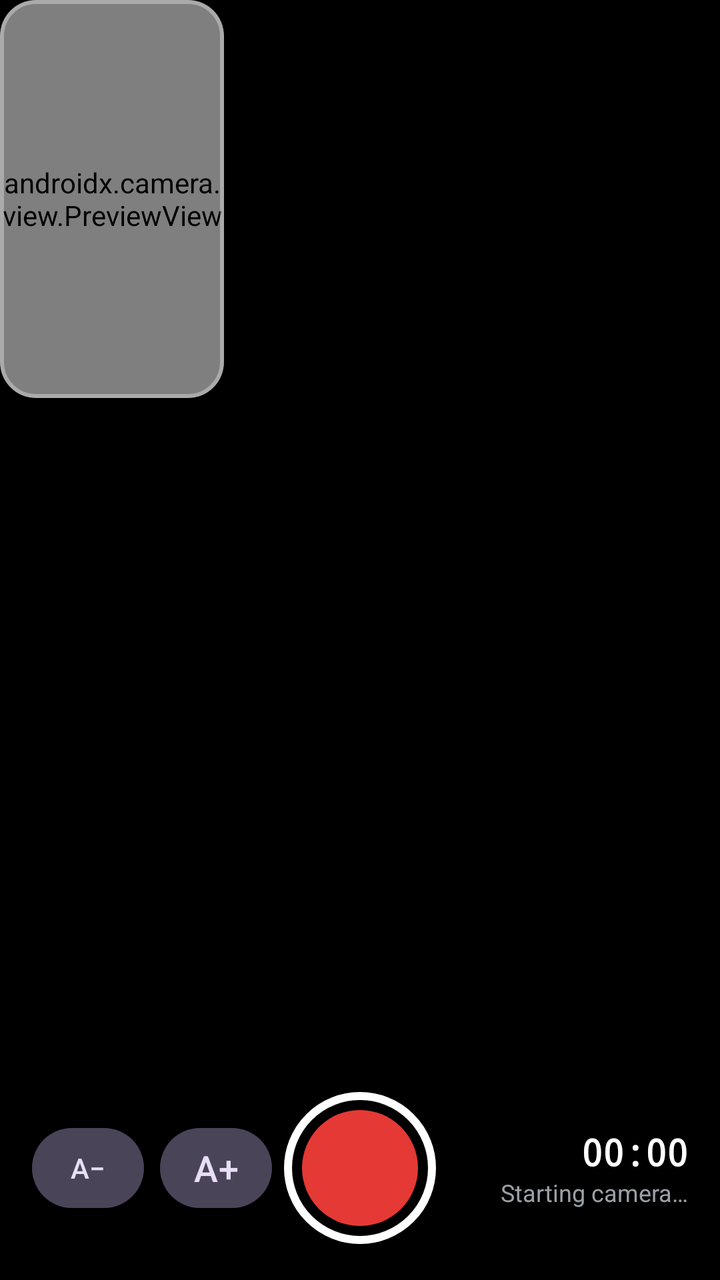
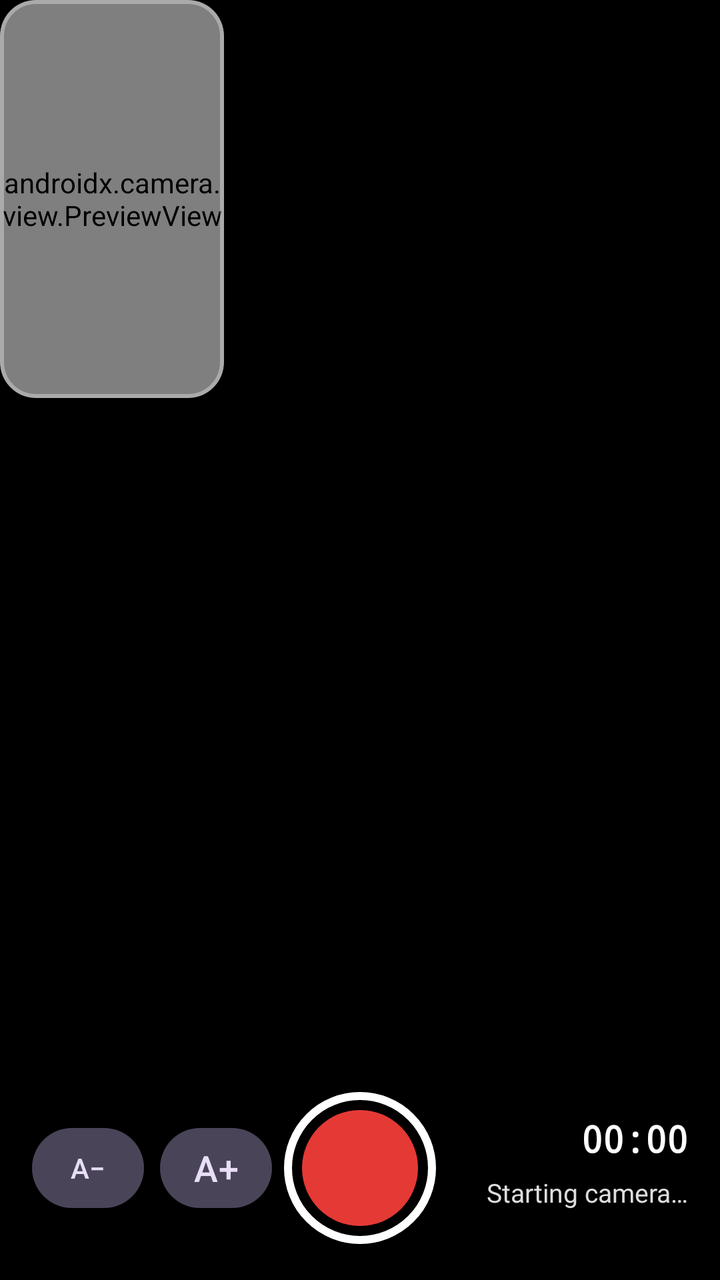

Compare the two renders of this Android layout. The source of the first and the diff that turns it into the second are given below.
<!-- AndroidManifest.xml: application theme Theme.ReadCam -->
<!-- res/layout/activity_record.xml -->
<?xml version="1.0" encoding="utf-8"?>
<FrameLayout xmlns:android="http://schemas.android.com/apk/res/android"
    xmlns:app="http://schemas.android.com/apk/res-auto"
    android:id="@+id/root"
    android:layout_width="match_parent"
    android:layout_height="match_parent"
    android:background="#000000"
    android:keepScreenOn="true">

    
    <ScrollView
        android:id="@+id/textScroll"
        android:layout_width="match_parent"
        android:layout_height="match_parent"
        android:layout_marginBottom="112dp"
        android:fadingEdgeLength="24dp"
        android:requiresFadingEdge="vertical"
        android:scrollbars="none">

        <TextView
            android:id="@+id/scriptText"
            android:layout_width="match_parent"
            android:layout_height="wrap_content"
            android:lineSpacingMultiplier="1.3"
            android:paddingStart="22dp"
            android:paddingTop="16dp"
            android:paddingEnd="22dp"
            android:paddingBottom="260dp"
            android:textColor="#FFFFFF"
            android:textSize="28sp" />
    </ScrollView>

    
    <com.google.android.material.card.MaterialCardView
        android:id="@+id/previewCard"
        android:layout_width="112dp"
        android:layout_height="199dp"
        app:cardBackgroundColor="#000000"
        app:cardCornerRadius="18dp"
        app:cardElevation="8dp"
        app:strokeColor="#55FFFFFF"
        app:strokeWidth="2dp">

        <androidx.camera.view.PreviewView
            android:id="@+id/previewView"
            android:layout_width="match_parent"
            android:layout_height="match_parent" />
    </com.google.android.material.card.MaterialCardView>

    <LinearLayout
        android:id="@+id/controls"
        android:layout_width="match_parent"
        android:layout_height="112dp"
        android:layout_gravity="bottom"
        android:background="#E6000000"
        android:gravity="center_vertical"
        android:orientation="horizontal"
        android:paddingStart="16dp"
        android:paddingEnd="16dp">

        <com.google.android.material.button.MaterialButton
            android:id="@+id/smallerText"
            style="@style/Widget.Material3.Button.TonalButton"
            android:layout_width="56dp"
            android:layout_height="wrap_content"
            android:minWidth="0dp"
            android:paddingStart="0dp"
            android:paddingEnd="0dp"
            android:text="A−"
            android:textSize="14sp" />

        <com.google.android.material.button.MaterialButton
            android:id="@+id/biggerText"
            style="@style/Widget.Material3.Button.TonalButton"
            android:layout_width="56dp"
            android:layout_height="wrap_content"
            android:layout_marginStart="8dp"
            android:minWidth="0dp"
            android:paddingStart="0dp"
            android:paddingEnd="0dp"
            android:text="A+"
            android:textSize="18sp" />

        <Space
            android:layout_width="0dp"
            android:layout_height="1dp"
            android:layout_weight="1" />

        <ImageButton
            android:id="@+id/recordButton"
            android:layout_width="76dp"
            android:layout_height="76dp"
            android:background="@drawable/rec_idle"
            android:contentDescription="@string/record" />

        <Space
            android:layout_width="0dp"
            android:layout_height="1dp"
            android:layout_weight="1" />

        <LinearLayout
            android:layout_width="120dp"
            android:layout_height="wrap_content"
            android:gravity="end"
            android:orientation="vertical">

            <TextView
                android:id="@+id/timerText"
                android:layout_width="wrap_content"
                android:layout_height="wrap_content"
                android:fontFamily="monospace"
                android:text="00:00"
                android:textColor="#FFFFFF"
                android:textSize="18sp"
                android:textStyle="bold" />

            <TextView
                android:id="@+id/qualityText"
                android:layout_width="wrap_content"
                android:layout_height="wrap_content"
                android:gravity="end"
                android:text="@string/starting_camera"
                android:textColor="@color/text_dim"
                android:textSize="12sp" />
        </LinearLayout>
    </LinearLayout>

    <TextView
        android:id="@+id/countdownText"
        android:layout_width="wrap_content"
        android:layout_height="wrap_content"
        android:layout_gravity="center"
        android:shadowColor="#CC000000"
        android:shadowRadius="16"
        android:textColor="#FFFFFF"
        android:textSize="120sp"
        android:textStyle="bold"
        android:visibility="gone" />
</FrameLayout>
<!-- resources referenced by this layout -->
<resources>
  <color name="text_dim">#9AA0A6</color>
  <!-- drawable rec_idle (drawable) -->
  <?xml version="1.0" encoding="utf-8"?>
  <layer-list xmlns:android="http://schemas.android.com/apk/res/android">
      <item>
          <shape android:shape="oval">
              <solid android:color="#00000000" />
              <stroke android:width="4dp" android:color="#FFFFFF" />
          </shape>
      </item>
      <item android:left="9dp" android:top="9dp" android:right="9dp" android:bottom="9dp">
          <shape android:shape="oval">
              <solid android:color="@color/rec_red" />
          </shape>
      </item>
  </layer-list>
  <string name="record">Start or stop recording</string>
  <string name="starting_camera">Starting camera…</string>
  <style name="Theme.ReadCam" parent="Theme.Material3.Dark.NoActionBar">
          <item name="colorPrimary">@color/accent</item>
          <item name="colorOnPrimary">#FFFFFF</item>
          <item name="android:windowBackground">@color/bg</item>
          <item name="android:statusBarColor">@android:color/transparent</item>
          <item name="android:navigationBarColor">@android:color/transparent</item>
      </style>
  <color name="rec_red">#E53935</color>
  <color name="accent">#FF5A4F</color>
  <color name="bg">#121212</color>
</resources>

<!-- the commit's change to res/layout/activity_record.xml (unified diff, before → after) -->
@@ -118,10 +118,13 @@
                 android:id="@+id/qualityText"
                 android:layout_width="wrap_content"
                 android:layout_height="wrap_content"
+                android:background="?attr/selectableItemBackground"
+                android:paddingTop="6dp"
+                android:paddingBottom="6dp"
                 android:gravity="end"
                 android:text="@string/starting_camera"
-                android:textColor="@color/text_dim"
-                android:textSize="12sp" />
+                android:textColor="#DDDDDD"
+                android:textSize="13sp" />
         </LinearLayout>
     </LinearLayout>
 
<!-- resource entries referenced after the edit -->
@@ -1,6 +1,5 @@
 <!-- resources referenced by this layout -->
 <resources>
-  <color name="text_dim">#9AA0A6</color>
   <!-- drawable rec_idle (drawable) -->
   <?xml version="1.0" encoding="utf-8"?>
   <layer-list xmlns:android="http://schemas.android.com/apk/res/android">
